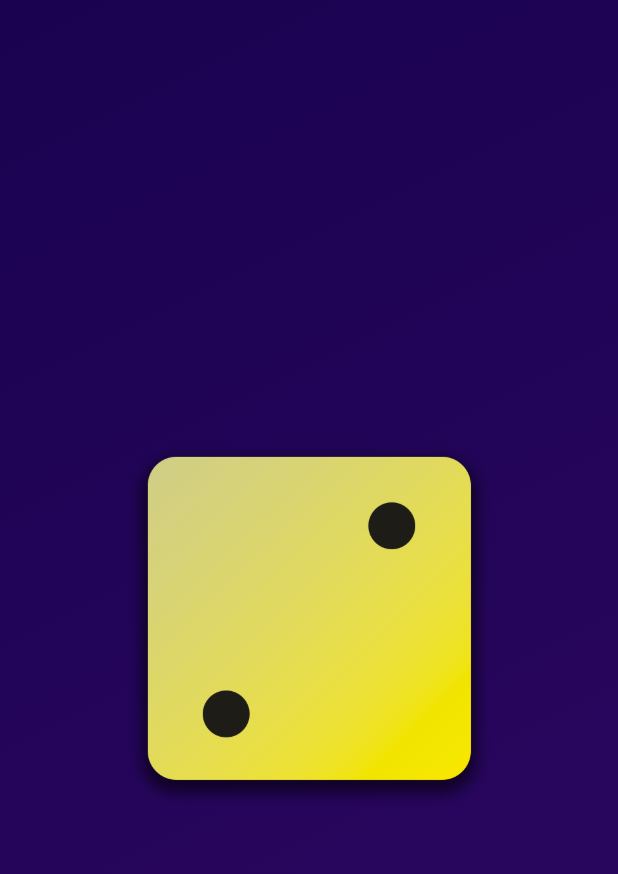
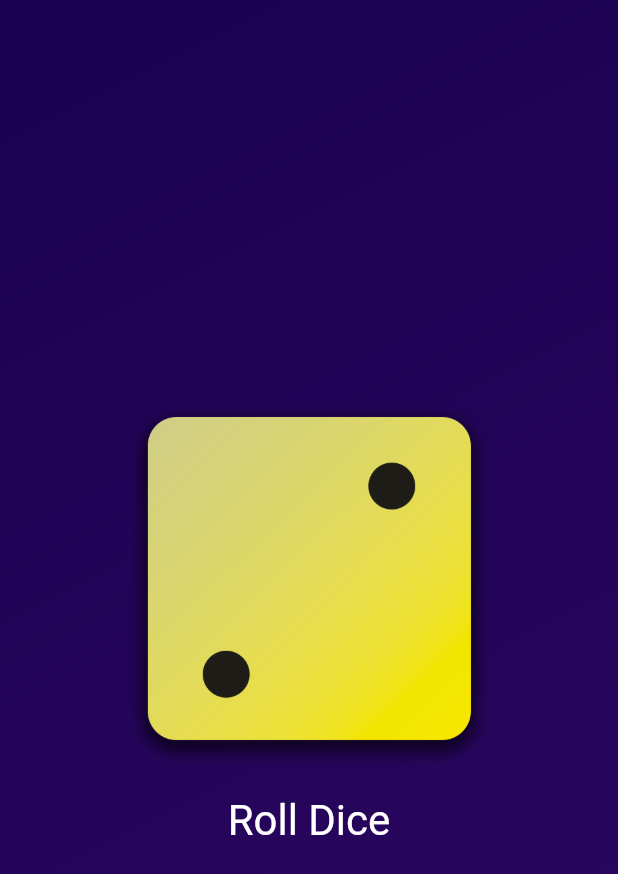
Before and after one commit to AnojAryal/Flutter-Projects, a Flutter app: the screen it shows after launch, on a phone screen of 412 x 824 dp. Shown: the top 874 px of the screen. Run offline on Flutter 3.47's test engine with Material 2 defaults, Android fonts, the phone set to English and light mode, and no system bars.

Commit message:
styling buttons and working with padding

```diff
--- a/dice_app/lib/gradient_container.dart
+++ b/dice_app/lib/gradient_container.dart
@@ -7,6 +7,8 @@ class GradientContainer extends StatelessWidget {
   const GradientContainer(this.colors, {Key? key}) : super(key: key);
 
   final List<Color> colors;
+
+  void rollDice() {}
 
   @override
   Widget build(BuildContext context) {
@@ -19,11 +21,19 @@ class GradientContainer extends StatelessWidget {
         ),
       ),
       child: Center(
-        child: Image.asset(
+          child: Column(mainAxisSize: MainAxisSize.min, children: [
+        Image.asset(
           'assets/images/dice-2.png',
           width: 250,
         ),
-      ),
+        TextButton(
+            onPressed: rollDice,
+            style: TextButton.styleFrom(
+                padding:const EdgeInsets.only(top: 20),
+                foregroundColor: Colors.white,
+                textStyle:const TextStyle(fontSize: 28)),
+            child: const Text('Roll Dice'))
+      ])),
     );
   }
 }
```
